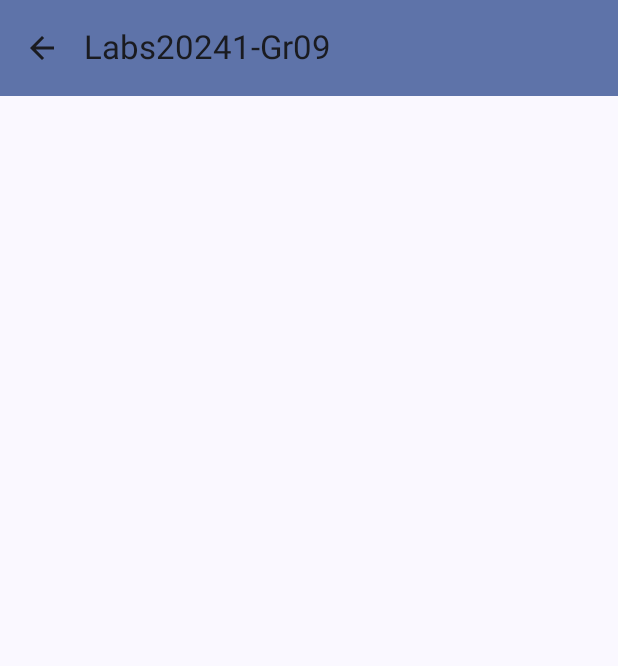
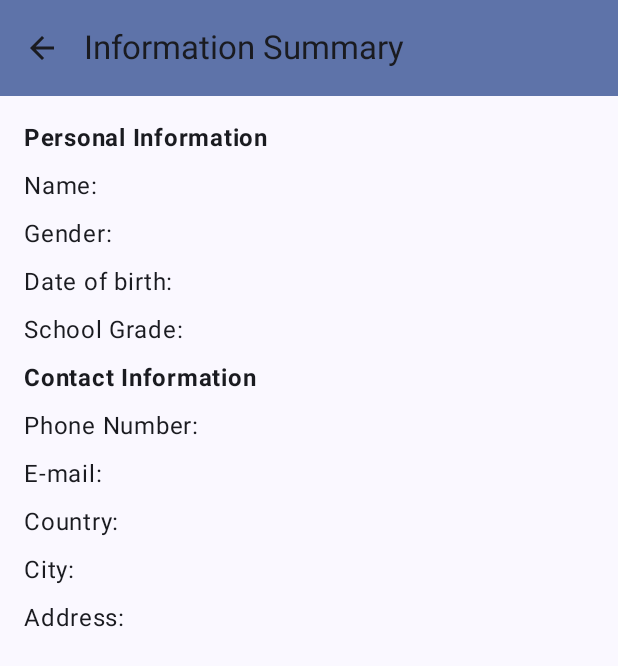
Before and after one commit to Compu-Movil-20241-Gr09/LabsCM20241-Gr09, an Android app built with Jetpack Compose: the SummaryDataScreen screen opened through its navigation route, on a phone screen of 412 x 824 dp. Shown: the top 666 px of the screen. Run offline under Robolectric (Android 15) with nearby library versions, the phone set to English and light mode, and no system bars.

Commit message:
Add Summary Screen

```diff
--- a/Lab1-UI/src/main/java/co/edu/udea/compumovil/gr09_20241/lab1/FormScreen.kt
+++ b/Lab1-UI/src/main/java/co/edu/udea/compumovil/gr09_20241/lab1/FormScreen.kt
@@ -29,11 +29,12 @@ import androidx.navigation.compose.rememberNavController
 import co.edu.udea.compumovil.gr09_20241.lab1.data.FormUiState
 import co.edu.udea.compumovil.gr09_20241.lab1.ui.ContactDataScreen
 import co.edu.udea.compumovil.gr09_20241.lab1.ui.PersonalDataScreen
+import co.edu.udea.compumovil.gr09_20241.lab1.ui.SummaryDataScreen
 
 enum class FormScreen(@StringRes val title: Int){
     Personal(title = R.string.personal_information),
     Contact(title = R.string.contact_information),
-    Summary(title = R.string.app_name)
+    Summary(title = R.string.information_summary)
 }
 
 @Composable
@@ -103,12 +104,14 @@ fun FormApp(
                 ContactDataScreen(
                     dataViewModel = viewModel,
                     onNextButtonClicked = {
-                        navController.navigate(FormScreen.Personal.name)
+                        navController.navigate(FormScreen.Summary.name)
                     }
                 )
             }
             composable(route = FormScreen.Summary.name) {
-                /* Por si quiero hacer la pantalla del resumen */
+                SummaryDataScreen(
+                    dataViewModel = viewModel
+                )
             }
         }
     }
--- /dev/null
+++ b/Lab1-UI/src/main/java/co/edu/udea/compumovil/gr09_20241/lab1/ui/SummaryDataActivity.kt
@@ -0,0 +1,149 @@
+package co.edu.udea.compumovil.gr09_20241.lab1.ui
+
+import android.content.res.Configuration
+import androidx.compose.foundation.layout.Arrangement
+import androidx.compose.foundation.layout.Column
+import androidx.compose.foundation.layout.Row
+import androidx.compose.foundation.layout.fillMaxSize
+import androidx.compose.foundation.layout.padding
+import androidx.compose.material3.Text
+import androidx.compose.runtime.Composable
+import androidx.compose.runtime.collectAsState
+import androidx.compose.runtime.getValue
+import androidx.compose.ui.Modifier
+import androidx.compose.ui.platform.LocalConfiguration
+import androidx.compose.ui.res.stringResource
+import androidx.compose.ui.text.font.FontWeight
+import androidx.compose.ui.text.style.TextAlign
+import androidx.compose.ui.unit.dp
+import androidx.lifecycle.viewmodel.compose.viewModel
+import co.edu.udea.compumovil.gr09_20241.lab1.R
+import co.edu.udea.compumovil.gr09_20241.lab1.data.FormUiState
+
+@Composable
+fun SummaryDataScreen(
+    dataViewModel: DataViewModel = viewModel()
+){
+    val formUiState by dataViewModel.uiState.collectAsState()
+
+    val configuration = LocalConfiguration.current
+    val orientation = configuration.orientation
+
+    if(orientation == Configuration.ORIENTATION_PORTRAIT){
+        SummaryDataPortrait(
+            formUiState
+        )
+    }else if(orientation == Configuration.ORIENTATION_LANDSCAPE){
+        SummaryDataLandscape(
+            formUiState
+        )
+    }
+}
+
+@Composable
+fun SummaryDataPortrait(
+    formUiState: FormUiState
+) {
+    Column(
+        modifier = Modifier
+            .padding(16.dp)
+            .fillMaxSize(),
+        verticalArrangement = Arrangement.spacedBy(8.dp)
+    ) {
+        Text(
+            text = stringResource(R.string.personal_information),
+            fontWeight = FontWeight.Bold
+        )
+        Text(
+            text = "${stringResource(R.string.name)}: ${formUiState.name}"
+        )
+        Text(
+            text = "${stringResource(R.string.gender)}: ${formUiState.gender}"
+        )
+        Text(
+            text = "${stringResource(R.string.date_of_birth)}: ${formUiState.birth}"
+        )
+        Text(
+            text = "${stringResource(R.string.school_grade)}: ${formUiState.scholarity}"
+        )
+
+        Text(
+            text = stringResource(R.string.contact_information),
+            fontWeight = FontWeight.Bold
+        )
+        Text(
+            text = "${stringResource(R.string.phone_number)}: ${formUiState.phoneNumber}"
+        )
+        Text(
+            text = "${stringResource(R.string.email)}: ${formUiState.email}"
+        )
+        Text(
+            text = "${stringResource(R.string.country)}: ${formUiState.country}"
+        )
+        Text(
+            text = "${stringResource(R.string.city)}: ${formUiState.city}"
+        )
+        Text(
+            text = "${stringResource(R.string.address)}: ${formUiState.address}"
+        )
+    }
+}
+
+@Composable
+fun SummaryDataLandscape(
+    formUiState: FormUiState
+) {
+    Row(
+        modifier = Modifier
+            .padding(16.dp)
+            .fillMaxSize(),
+        horizontalArrangement = Arrangement.spacedBy(16.dp)
+    ) {
+        Column(
+            modifier = Modifier.weight(1f),
+            verticalArrangement = Arrangement.spacedBy(8.dp)
+        ) {
+            Text(
+                text = stringResource(R.string.personal_information),
+                fontWeight = FontWeight.Bold
+            )
+            Text(
+                text = "${stringResource(R.string.name)}: ${formUiState.name}"
+            )
+            Text(
+                text = "${stringResource(R.string.gender)}: ${formUiState.gender}"
+            )
+            Text(
+                text = "${stringResource(R.string.date_of_birth)}: ${formUiState.birth}"
+            )
+            Text(
+                text = "${stringResource(R.string.school_grade)}: ${formUiState.scholarity}"
+            )
+        }
+
+        Column(
+            modifier = Modifier.weight(1f),
+            verticalArrangement = Arrangement.spacedBy(8.dp)
+        ) {
+            Text(
+                text = stringResource(R.string.contact_information),
+                fontWeight = FontWeight.Bold
+            )
+            Text(
+                text = "${stringResource(R.string.phone_number)}: ${formUiState.phoneNumber}"
+            )
+            Text(
+                text = "${stringResource(R.string.email)}: ${formUiState.email}"
+            )
+            Text(
+                text = "${stringResource(R.string.country)}: ${formUiState.country}"
+            )
+            Text(
+                text = "${stringResource(R.string.city)}: ${formUiState.city}"
+            )
+            Text(
+                text = "${stringResource(R.string.address)}: ${formUiState.address}"
+            )
+        }
+    }
+}
--- a/Lab1-UI/src/main/res/values/strings.xml
+++ b/Lab1-UI/src/main/res/values/strings.xml
@@ -23,4 +23,5 @@
     <string name="address">Address</string>
     <string name="next">Next</string>
     <string name="fill_required_fields">Please fill out all required fields (*) before pressing Next</string>
+    <string name="information_summary">Information Summary</string>
 </resources>
```
Also changed, not shown: 1 other file.
